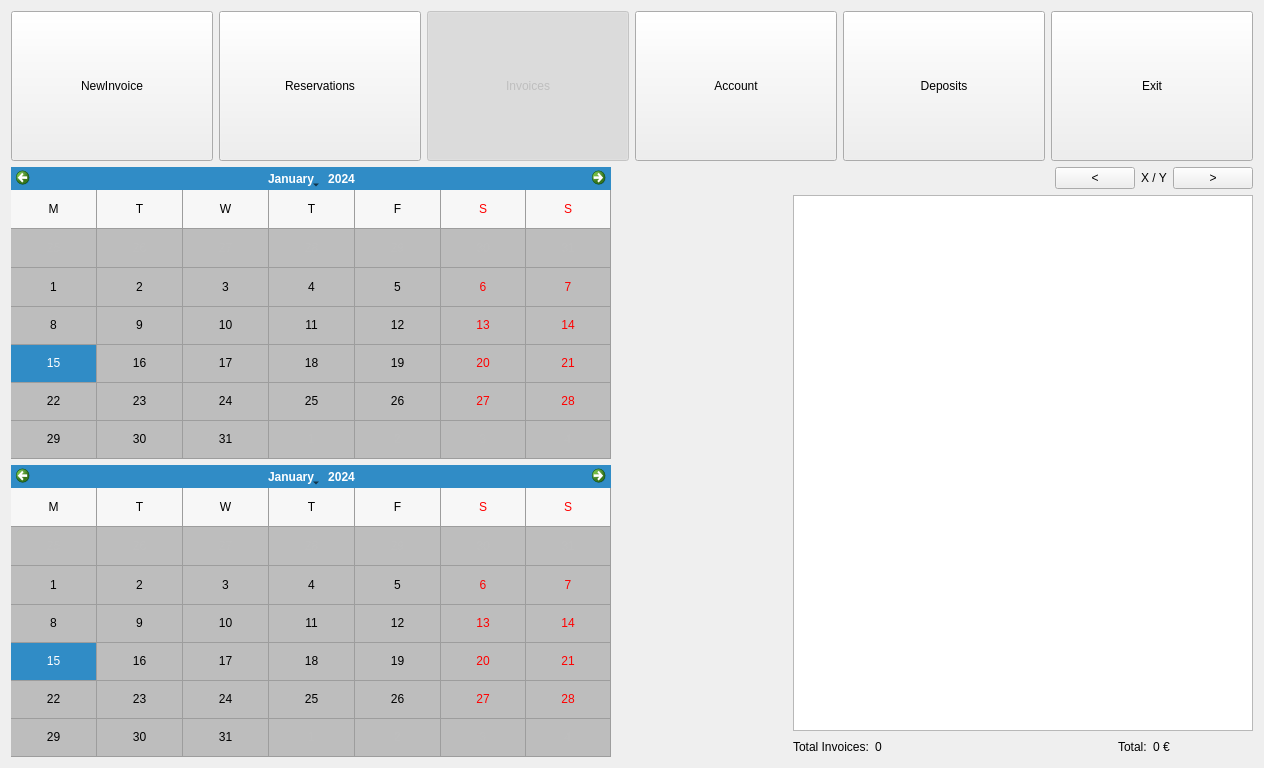
Before: the Qt Designer form penyamanager/user/invoicelistwindow.ui in eguzki/penyamanager, drawn with Qt 5.
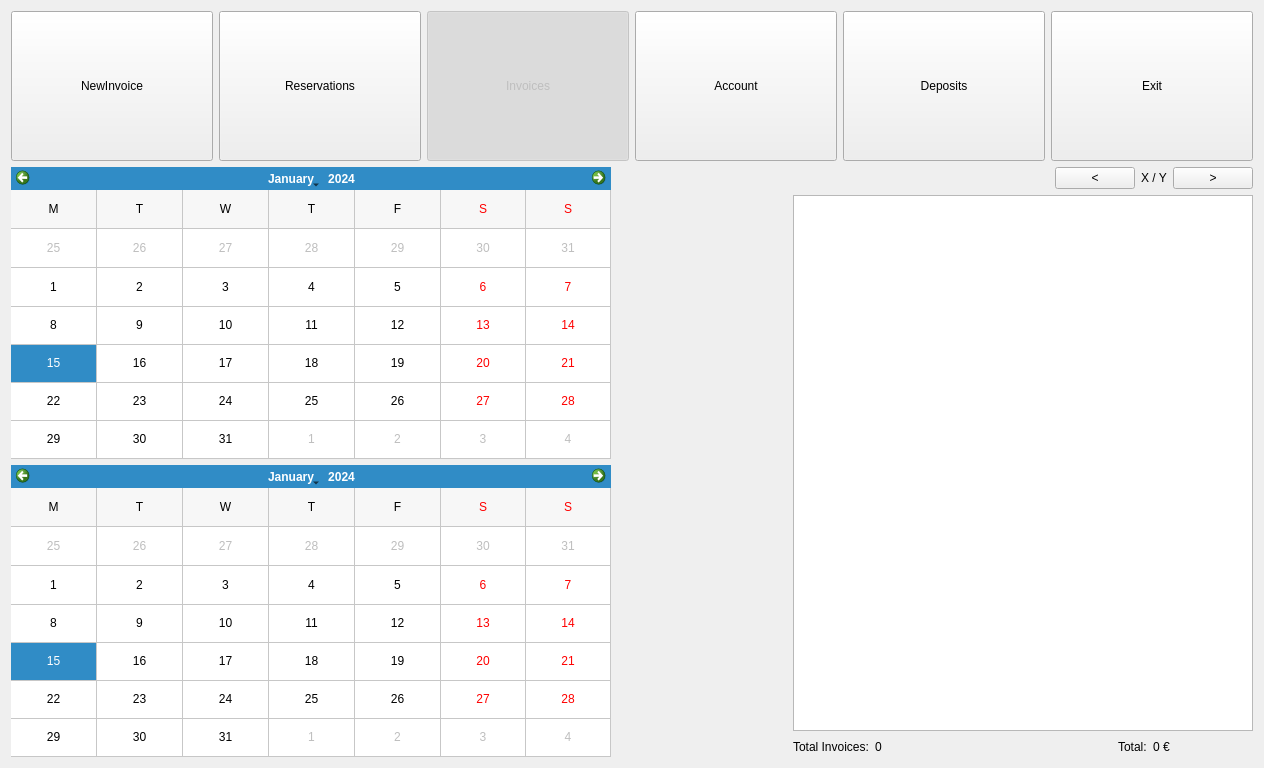
After: the same form once the commit is applied.

Commit message: accountview, invoicelistview, tablereservation: update active colors

```diff
--- a/penyamanager/user/invoicelistwindow.ui
+++ b/penyamanager/user/invoicelistwindow.ui
@@ -21,18 +21,7 @@
 QTableWidget{
 	font: 18pt &quot;Calibri&quot;;
 }
-
-QCalendarWidget QAbstractItemView:enabled 
-{
-  	
-	background-color: rgb(189,189,189);
-	
-}
-
-
-/*QTableWidget::item:selected{
-	background-color: rgb(198,40,40);
-}*/</string>
+</string>
   </property>
   <layout class="QVBoxLayout" name="verticalLayout">
    <item>
```
The commit also changes 4 other files.
